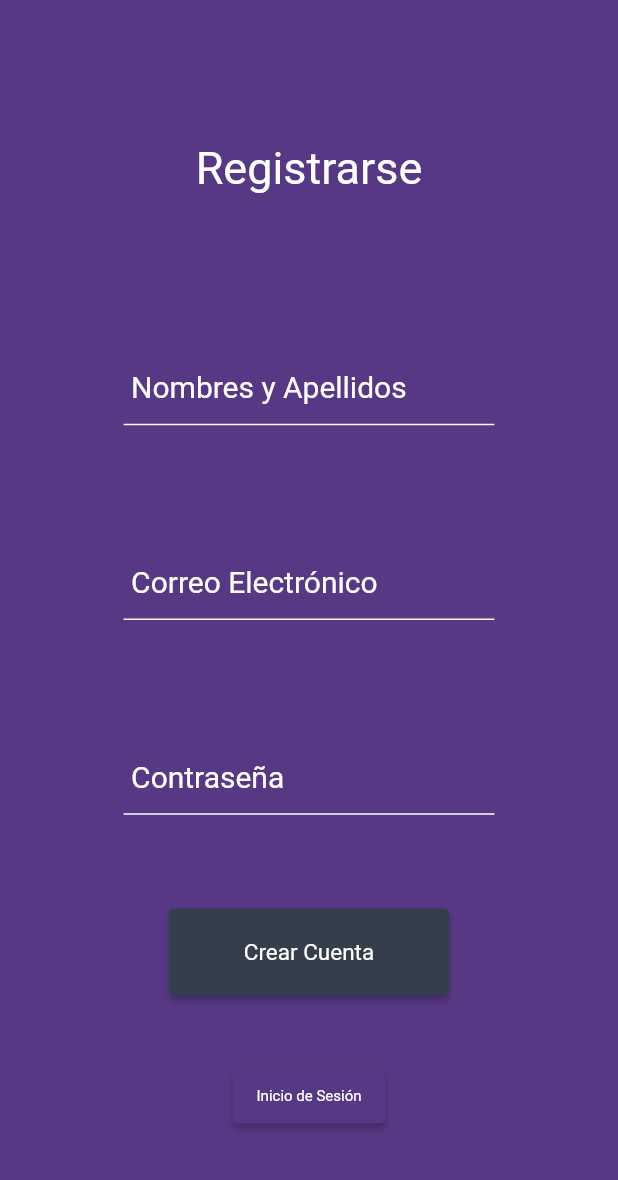
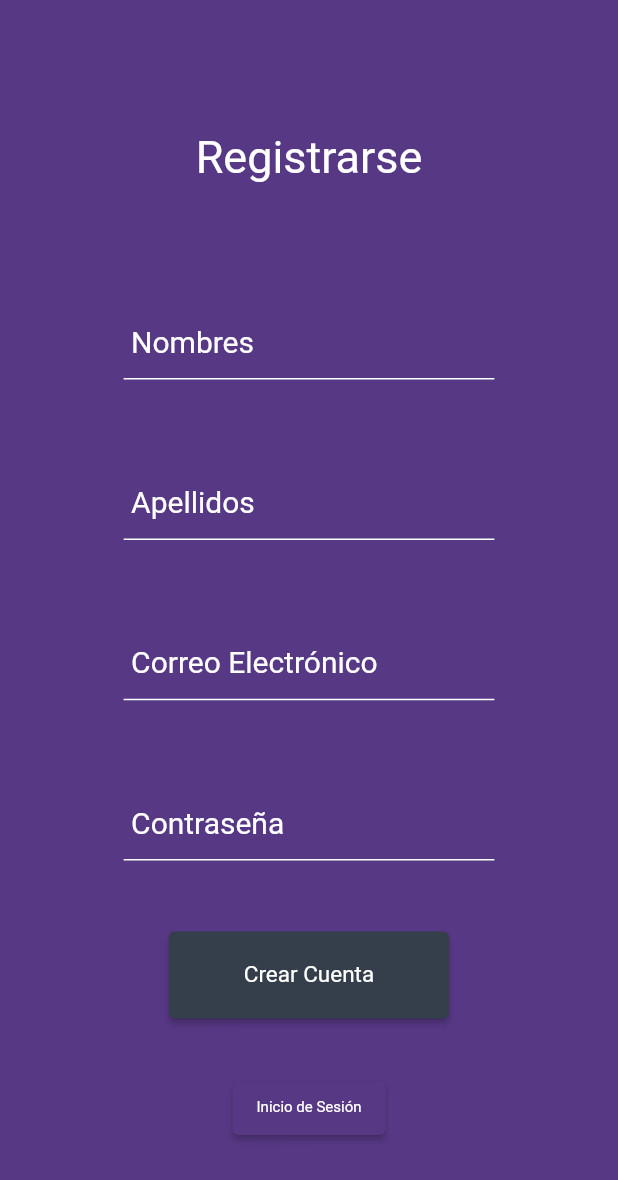
Before and after one commit to BtaMaster/Smart-VID, a Flutter app: the RegisterPage screen opened directly, after a tap on "Crear Cuenta", on a phone screen of 412 x 824 dp. Shown: the top 1180 px of the screen. Run offline on Flutter 3.47's test engine with Material 2 defaults, Android fonts, the phone set to English and light mode, and no system bars; our stand-ins replace flutter_dotenv, flutter_map, google_fonts, latlong2, material_design_icons_flutter, syncfusion_flutter_gauges and 1 more; missing offline and left inert: amazon_cognito_identity_dart_2.

Commit message:
Implementada clases AwsCognito en vistas de login y signup, pero tira error. Modificado TextFormFields de login y signup para que oculten la contraseña.

```diff
--- a/lib/Resources/pages/registerpage.dart
+++ b/lib/Resources/pages/registerpage.dart
@@ -1,7 +1,10 @@
 import 'package:flutter/material.dart';
 import 'package:smartvid/Resources/util/colors.dart';
+import '../classes/aws_cognito.dart';
 
-//Login widget
+final awsCognito = AWSCognitoRepository();
+
+//SignUp widget
 class RegisterPage extends StatefulWidget {
   const RegisterPage({Key? key}) : super(key: key);
   @override
@@ -9,11 +12,12 @@ class RegisterPage extends StatefulWidget {
 }
 
 class _RegisterPageState extends State<RegisterPage> {
-  var nombresController = TextEditingController();
+  var firstNameController = TextEditingController();
+  var lastNameController = TextEditingController();
   var errorNombres = '';
-  var correoController = TextEditingController();
+  var emailController = TextEditingController();
   var errorCorreo = '';
-  var contraseniaController = TextEditingController();
+  var passwordController = TextEditingController();
   var errorContrasenia = '';
   @override
   Widget build(BuildContext context) {
@@ -45,7 +49,7 @@ class _RegisterPageState extends State<RegisterPage> {
                     flex: 2,
                     child: Center(
                       child: TextFormField(
-                        controller: nombresController,
+                        controller: firstNameController,
                         style: const TextStyle(
                           color: Colors.white,
                           fontSize: 20.0,
@@ -59,7 +63,7 @@ class _RegisterPageState extends State<RegisterPage> {
                               borderSide: BorderSide(color: Colors.white)),
                           contentPadding: const EdgeInsets.only(
                               bottom: 5.0, left: 5.0, right: 5.0),
-                          labelText: 'Nombres y Apellidos',
+                          labelText: 'Nombres',
                           labelStyle: const TextStyle(color: Colors.white),
                         ),
                       ),
@@ -69,7 +73,31 @@ class _RegisterPageState extends State<RegisterPage> {
                     flex: 2,
                     child: Center(
                       child: TextFormField(
-                        controller: correoController,
+                        controller: lastNameController,
+                        style: const TextStyle(
+                          color: Colors.white,
+                          fontSize: 20.0,
+                        ),
+                        cursorColor: Colors.white,
+                        autocorrect: false,
+                        decoration: InputDecoration(
+                          errorText:
+                              errorNombres.isNotEmpty ? errorNombres : null,
+                          enabledBorder: const UnderlineInputBorder(
+                              borderSide: BorderSide(color: Colors.white)),
+                          contentPadding: const EdgeInsets.only(
+                              bottom: 5.0, left: 5.0, right: 5.0),
+                          labelText: 'Apellidos',
+                          labelStyle: const TextStyle(color: Colors.white),
+                        ),
+                      ),
+                    )),
+                const Spacer(flex: 1),
+                Flexible(
+                    flex: 2,
+                    child: Center(
+                      child: TextFormField(
+                        controller: emailController,
                         style: const TextStyle(
                           color: Colors.white,
                           fontSize: 20.0,
@@ -93,13 +121,14 @@ class _RegisterPageState extends State<RegisterPage> {
                     flex: 2,
                     child: Center(
                       child: TextFormField(
-                        controller: contraseniaController,
+                        controller: passwordController,
                         style: const TextStyle(
                           color: Colors.white,
                           fontSize: 20.0,
                         ),
                         cursorColor: Colors.white,
                         autocorrect: false,
+                        obscureText: true,
                         decoration: InputDecoration(
                           errorText: errorContrasenia.isNotEmpty
                               ? errorContrasenia
@@ -123,8 +152,21 @@ class _RegisterPageState extends State<RegisterPage> {
                           horizontal: 50, vertical: 20)),
                   onPressed: () {
                     //Aquí iría la validación de los campos:
-                    if (nombresController.text.isEmpty) {
+                    if (firstNameController.text.isEmpty ||
+                        lastNameController.text.isEmpty) {
                       errorNombres = 'Campo vacío';
+                    } else {
+                      print({
+                        emailController.text,
+                        passwordController.text,
+                        firstNameController.text,
+                        lastNameController.text
+                      });
+                      awsCognito.signup(
+                          emailController.text,
+                          passwordController.text,
+                          firstNameController.text,
+                          lastNameController.text);
                     }
                   },
                   child: const Text('Crear Cuenta'),
```
Also changed, not shown: lib/Resources/classes/aws_cognito.dart (+8 -2 lines), lib/Resources/pages/loginpage.dart (+13 -1 lines), lib/main.dart (+9 -4 lines).
